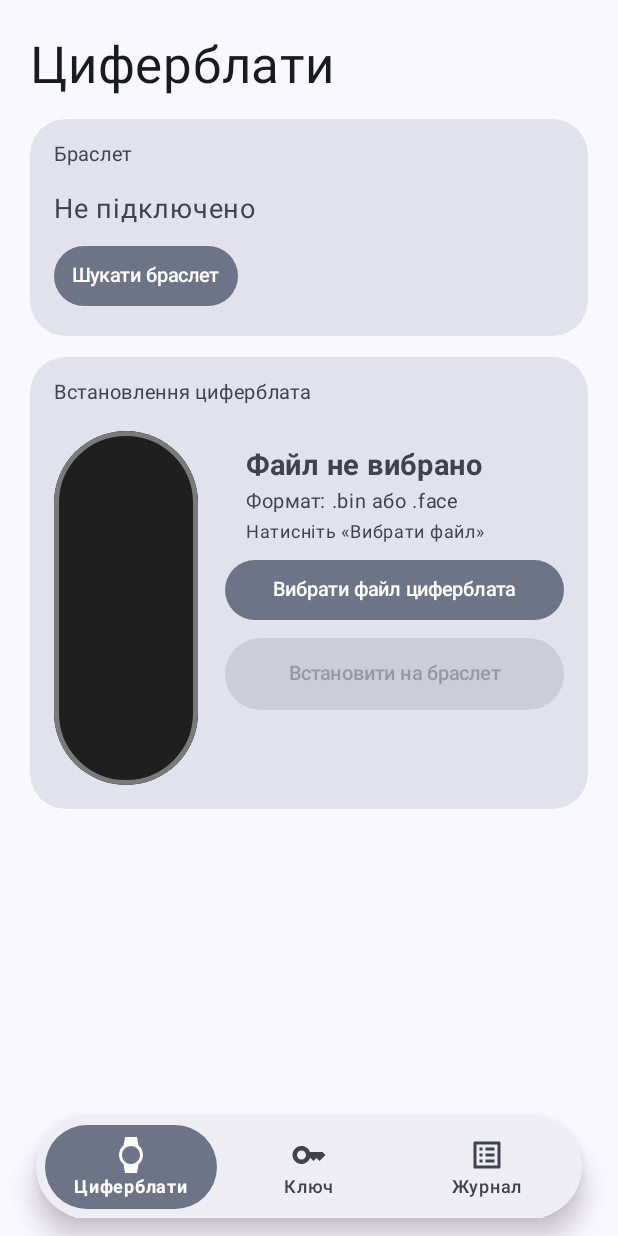
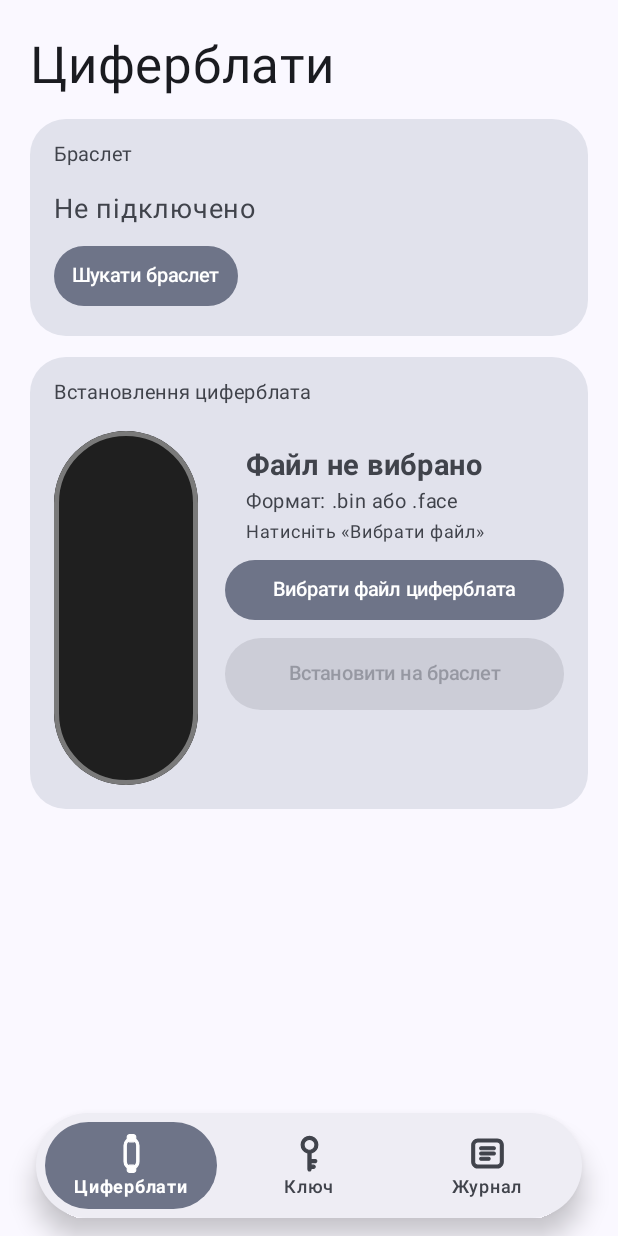
Before and after one commit to hunt2121/iosmiface, an Android app built with Jetpack Compose: the screen it shows after launch (MainActivity), on a phone screen of 412 x 824 dp. Run offline under Robolectric (Android 15) with nearby library versions, the phone set to English and light mode, and no system bars.

Commit message:
Android: іконки меню з iOS (дещо товщі лінії)
Co-Authored-By: Claude Sonnet 5.5 <noreply@anthropic.com>
Claude-Session: https://claude.ai/code/session_01WysSwiNnPXkBgFifEqasra

```diff
--- a/android/app/src/main/kotlin/com/bandface/app/MainActivity.kt
+++ b/android/app/src/main/kotlin/com/bandface/app/MainActivity.kt
@@ -151,7 +151,7 @@ fun App(vm: MainViewModel) {
 @Composable
 private fun FloatingTabBar(selected: Int, onSelect: (Int) -> Unit, modifier: Modifier = Modifier) {
     val labels = listOf(R.string.tab_faces, R.string.tab_key, R.string.tab_log)
-    val icons = listOf(Icons.Filled.Watch, Icons.Filled.Key, Icons.Filled.ListAlt)
+    val icons = listOf(R.drawable.ic_tab_watch, R.drawable.ic_tab_key, R.drawable.ic_tab_log)
     Surface(
         modifier.navigationBarsPadding().padding(horizontal = 24.dp, vertical = 12.dp),
         shape = CircleShape,
@@ -168,7 +168,7 @@ private fun FloatingTabBar(selected: Int, onSelect: (Int) -> Unit, modifier: Mod
                     horizontalAlignment = Alignment.CenterHorizontally,
                     verticalArrangement = Arrangement.spacedBy(2.dp),
                 ) {
-                    Icon(icons[i], null, tint = if (on) MaterialTheme.colorScheme.onSecondaryContainer else MaterialTheme.colorScheme.onSurfaceVariant)
+                    Icon(androidx.compose.ui.res.painterResource(icons[i]), null, tint = if (on) MaterialTheme.colorScheme.onSecondaryContainer else MaterialTheme.colorScheme.onSurfaceVariant)
                     Text(
                         stringResource(l), fontSize = 12.sp, maxLines = 1,
                         fontWeight = if (on) FontWeight.Bold else FontWeight.Medium,
--- /dev/null
+++ b/android/app/src/main/res/drawable/ic_tab_key.xml
@@ -0,0 +1,8 @@
+<?xml version="1.0" encoding="utf-8"?>
+<vector xmlns:android="http://schemas.android.com/apk/res/android"
+    android:width="26dp" android:height="26dp" android:viewportWidth="30" android:viewportHeight="30">
+    <path android:fillColor="#000000" android:fillType="evenOdd" android:strokeColor="#000000" android:strokeWidth="0.9" android:strokeLineJoin="round" android:pathData="M8.6,8.3 A6.4,6.4 0 1 0 21.4,8.3 A6.4,6.4 0 1 0 8.6,8.3 Z M10.8,8.3 A4.2,4.2 0 1 0 19.2,8.3 A4.2,4.2 0 1 0 10.8,8.3 Z" />
+    <path android:fillColor="#000000" android:fillType="nonZero" android:strokeColor="#000000" android:strokeWidth="0.9" android:strokeLineJoin="round" android:pathData="M15.0,13.6 H15.0 A1.2,1.2 0 0 1 16.2,14.799999999999999 V27.2 A1.2,1.2 0 0 1 15.0,28.4 H15.0 A1.2,1.2 0 0 1 13.8,27.2 V14.799999999999999 A1.2,1.2 0 0 1 15.0,13.6 Z" />
+    <path android:fillColor="#000000" android:fillType="nonZero" android:strokeColor="#000000" android:strokeWidth="0.9" android:strokeLineJoin="round" android:pathData="M16.2,19.6 H19.400000000000002 A1.2,1.2 0 0 1 20.6,20.8 V20.8 A1.2,1.2 0 0 1 19.400000000000002,22.0 H16.2 A1.2,1.2 0 0 1 15,20.8 V20.8 A1.2,1.2 0 0 1 16.2,19.6 Z" />
+    <path android:fillColor="#000000" android:fillType="nonZero" android:strokeColor="#000000" android:strokeWidth="0.9" android:strokeLineJoin="round" android:pathData="M16.2,24.0 H18.2 A1.2,1.2 0 0 1 19.4,25.2 V25.2 A1.2,1.2 0 0 1 18.2,26.4 H16.2 A1.2,1.2 0 0 1 15,25.2 V25.2 A1.2,1.2 0 0 1 16.2,24.0 Z" />
+</vector>
--- /dev/null
+++ b/android/app/src/main/res/drawable/ic_tab_log.xml
@@ -0,0 +1,8 @@
+<?xml version="1.0" encoding="utf-8"?>
+<vector xmlns:android="http://schemas.android.com/apk/res/android"
+    android:width="26dp" android:height="26dp" android:viewportWidth="30" android:viewportHeight="30">
+    <path android:fillColor="#000000" android:fillType="evenOdd" android:strokeColor="#000000" android:strokeWidth="0.9" android:strokeLineJoin="round" android:pathData="M7.5,3.9 H22.5 A4.6,4.6 0 0 1 27.1,8.5 V21.5 A4.6,4.6 0 0 1 22.5,26.1 H7.5 A4.6,4.6 0 0 1 2.9,21.5 V8.5 A4.6,4.6 0 0 1 7.5,3.9 Z M7.5,6.1 H22.5 A2.4,2.4 0 0 1 24.9,8.5 V21.5 A2.4,2.4 0 0 1 22.5,23.9 H7.5 A2.4,2.4 0 0 1 5.1,21.5 V8.5 A2.4,2.4 0 0 1 7.5,6.1 Z" />
+    <path android:fillColor="#000000" android:fillType="evenOdd" android:strokeColor="#000000" android:strokeWidth="0.9" android:strokeLineJoin="round" android:pathData="M10.1,9.9 H19.9 A1.1,1.1 0 0 1 21,11.0 V11.0 A1.1,1.1 0 0 1 19.9,12.1 H10.1 A1.1,1.1 0 0 1 9,11.0 V11.0 A1.1,1.1 0 0 1 10.1,9.9 Z" />
+    <path android:fillColor="#000000" android:fillType="evenOdd" android:strokeColor="#000000" android:strokeWidth="0.9" android:strokeLineJoin="round" android:pathData="M10.1,13.9 H19.9 A1.1,1.1 0 0 1 21,15.0 V15.000000000000002 A1.1,1.1 0 0 1 19.9,16.1 H10.1 A1.1,1.1 0 0 1 9,15.000000000000002 V15.0 A1.1,1.1 0 0 1 10.1,13.9 Z" />
+    <path android:fillColor="#000000" android:fillType="evenOdd" android:strokeColor="#000000" android:strokeWidth="0.9" android:strokeLineJoin="round" android:pathData="M10.1,17.9 H15.9 A1.1,1.1 0 0 1 17,19.0 V19.0 A1.1,1.1 0 0 1 15.9,20.1 H10.1 A1.1,1.1 0 0 1 9,19.0 V19.0 A1.1,1.1 0 0 1 10.1,17.9 Z" />
+</vector>
--- /dev/null
+++ b/android/app/src/main/res/drawable/ic_tab_watch.xml
@@ -0,0 +1,7 @@
+<?xml version="1.0" encoding="utf-8"?>
+<vector xmlns:android="http://schemas.android.com/apk/res/android"
+    android:width="26dp" android:height="26dp" android:viewportWidth="30" android:viewportHeight="30">
+    <path android:fillColor="#000000" android:fillType="evenOdd" android:strokeColor="#000000" android:strokeWidth="0.9" android:strokeLineJoin="round" android:pathData="M13.35,0.5 H16.65 A1.6,1.6 0 0 1 18.25,2.1 V4.4 A1.6,1.6 0 0 1 16.65,6 H13.35 A1.6,1.6 0 0 1 11.75,4.4 V2.1 A1.6,1.6 0 0 1 13.35,0.5 Z" />
+    <path android:fillColor="#000000" android:fillType="evenOdd" android:strokeColor="#000000" android:strokeWidth="0.9" android:strokeLineJoin="round" android:pathData="M13.35,24 H16.65 A1.6,1.6 0 0 1 18.25,25.6 V27.9 A1.6,1.6 0 0 1 16.65,29.5 H13.35 A1.6,1.6 0 0 1 11.75,27.9 V25.6 A1.6,1.6 0 0 1 13.35,24 Z" />
+    <path android:fillColor="#000000" android:fillType="evenOdd" android:strokeColor="#000000" android:strokeWidth="0.9" android:strokeLineJoin="round" android:pathData="M15.0,3 H15.0 A5.75,5.75 0 0 1 20.75,8.75 V21.25 A5.75,5.75 0 0 1 15.0,27 H15.0 A5.75,5.75 0 0 1 9.25,21.25 V8.75 A5.75,5.75 0 0 1 15.0,3 Z M15,4.75 H15 A4,4 0 0 1 19,8.75 V21.25 A4,4 0 0 1 15,25.25 H15 A4,4 0 0 1 11,21.25 V8.75 A4,4 0 0 1 15,4.75 Z" />
+</vector>
```
